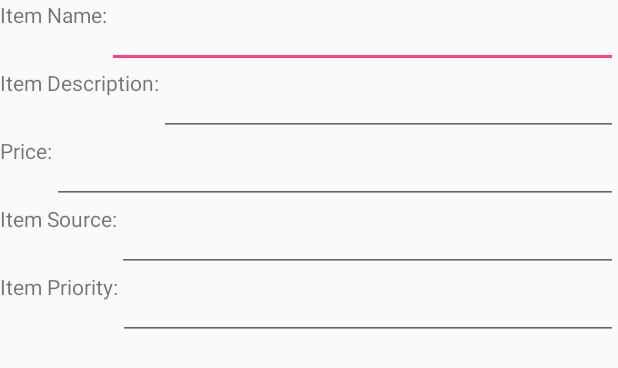
After one commit to djf60/wishlist, an Android app: the layout add_edit_dialogue.xml on its own in the app's theme, with its tools: preview values and no code run, on a phone screen of 412 x 824 dp. The commit adds this screen. Shown: the top 368 px of the screen. Run offline under Robolectric (Android 15) with nearby library versions, the phone set to English and light mode, and no system bars.

Commit message:
added My List activity and layouts, and adapter class that can be used with a collection of ListItems

```diff
--- a/src/main/AndroidManifest.xml
+++ b/src/main/AndroidManifest.xml
@@ -13,6 +13,9 @@
                 <category android:name="android.intent.category.LAUNCHER" />
             </intent-filter>
         </activity>
+	<activity
+            android:name=".MyListActivity"
+            android:label="@string/title_activity_my_list" />
     </application>
 
 </manifest>
--- /dev/null
+++ b/src/main/res/layout/add_edit_dialogue.xml
@@ -0,0 +1,77 @@
+<?xml version="1.0" encoding="utf-8"?>
+<LinearLayout xmlns:android="http://schemas.android.com/apk/res/android"
+    android:orientation="vertical" android:layout_width="match_parent"
+    android:layout_height="match_parent">
+    <LinearLayout
+        android:layout_width="match_parent"
+        android:layout_height="wrap_content"
+        android:orientation="horizontal">
+        <TextView
+            android:layout_width="wrap_content"
+            android:layout_height="match_parent"
+            android:text="Item Name:"/>
+        <EditText
+            android:id="@+id/add_name"
+            android:layout_width="match_parent"
+            android:layout_height="wrap_content"
+            android:layout_weight="1"/>
+    </LinearLayout>
+    <LinearLayout
+        android:layout_width="match_parent"
+        android:layout_height="wrap_content"
+        android:orientation="horizontal">
+        <TextView
+            android:layout_width="wrap_content"
+            android:layout_height="match_parent"
+            android:text="Item Description:"/>
+        <EditText
+            android:layout_width="match_parent"
+            android:layout_height="wrap_content"
+            android:id="@+id/add_description"
+            android:layout_weight="1"
+        />
+    </LinearLayout>
+    <LinearLayout
+        android:layout_width="match_parent"
+        android:layout_height="wrap_content"
+        android:orientation="horizontal">
+        <TextView
+            android:layout_width="wrap_content"
+            android:layout_height="match_parent"
+            android:text="Price:"/>
+        <EditText
+            android:layout_width="match_parent"
+            android:layout_height="wrap_content"
+            android:id="@+id/add_price"
+            android:layout_weight="1"
+        />
+    </LinearLayout>
+    <LinearLayout
+        android:layout_width="match_parent"
+        android:layout_height="wrap_content"
+        android:orientation="horizontal">
+        <TextView
+            android:layout_width="wrap_content"
+            android:layout_height="match_parent"
+            android:text="Item Source:"/>
+        <EditText
+            android:layout_weight="1"
+            android:layout_width="match_parent"
+            android:layout_height="wrap_content"
+            android:id="@+id/add_source"/>
+    </LinearLayout>
+    <LinearLayout
+        android:layout_width="match_parent"
+        android:layout_height="wrap_content"
+        android:orientation="horizontal">
+        <TextView
+            android:layout_width="wrap_content"
+            android:layout_height="match_parent"
+            android:text="Item Priority:"/>
+        <EditText
+            android:layout_weight="1"
+            android:layout_width="match_parent"
+            android:layout_height="wrap_content"
+            android:id="@+id/add_priority"/>
+    </LinearLayout>
+</LinearLayout>
--- a/src/main/res/values/strings.xml
+++ b/src/main/res/values/strings.xml
@@ -10,4 +10,5 @@
     <string name="find_lists">Find Lists</string>
     <string name="myLists">My Lists</string>
     <string name="logout">Logout</string>
+    <string name="title_activity_my_list">MyListActivity</string>
 </resources>
```
Also changed, not shown: src/main/java/ListAdapter.java (added, +138 -0 lines), src/main/java/MyListActivity.java (added, +180 -0 lines), src/main/res/layout/activity_my_list.xml (added, +46 -0 lines), src/main/res/layout/list_row.xml (added, +45 -0 lines).
